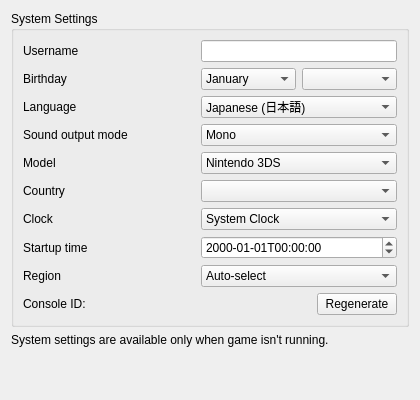
GreenAmaranthine/citra, file src/citra/configuration/configure_system.ui: the form before one commit.
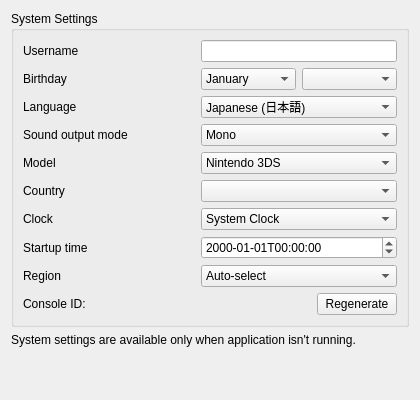
The form after the commit.

Commit message: misc changes this changes a lot of 'game' to 'app' & 'application', and will remove your game directories, reset game list settings and reset selected game in host room. do this in the ini file: - change all 'gamedirs' to 'appdirs' - change 'gameListHeaderState' to 'appListHeaderState' - change all 'GameList' to 'AppList' - change 'game_id' to 'app_id'

```diff
--- a/src/citra/configuration/configure_system.ui
+++ b/src/citra/configuration/configure_system.ui
@@ -386,7 +386,7 @@
      <item>
       <widget class="QLabel" name="label_disable_info">
        <property name="text">
-        <string>System settings are available only when game isn't running.</string>
+        <string>System settings are available only when application isn't running.</string>
        </property>
        <property name="wordWrap">
         <bool>true</bool>
```
The commit also changes 76 other files.
